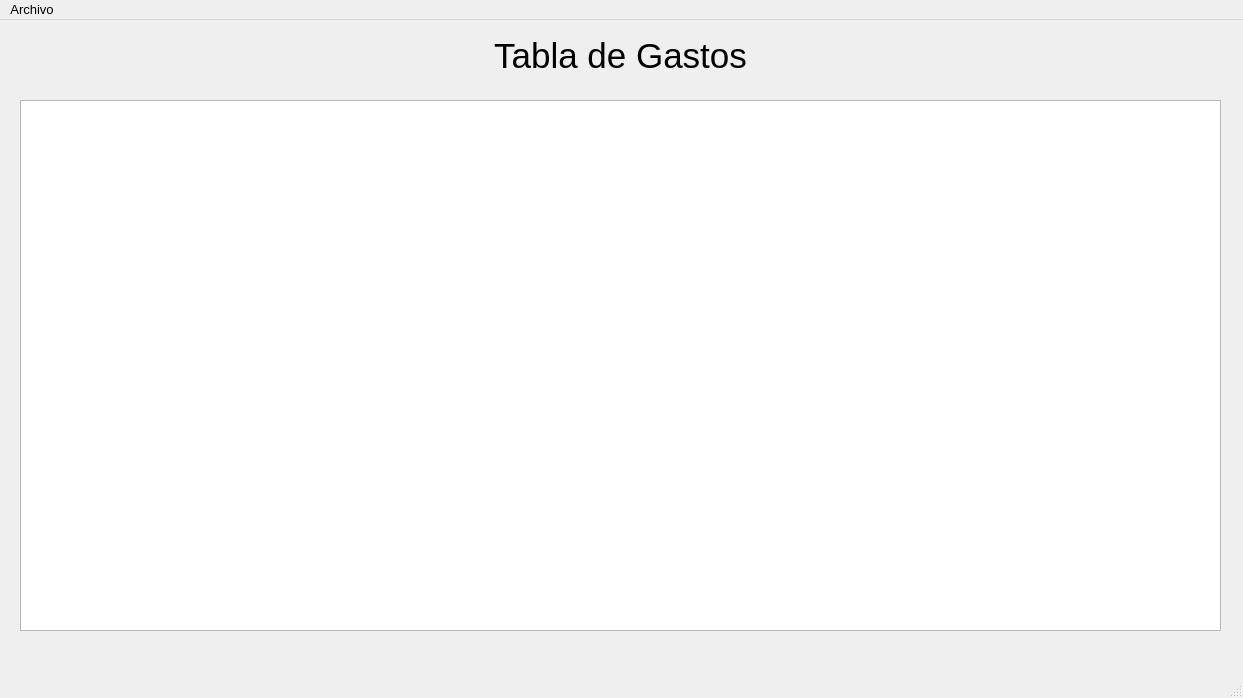
The window that src/gastos/gastos.ui (germanbravolopez/laideal) describes before a commit, drawn with Qt 5.
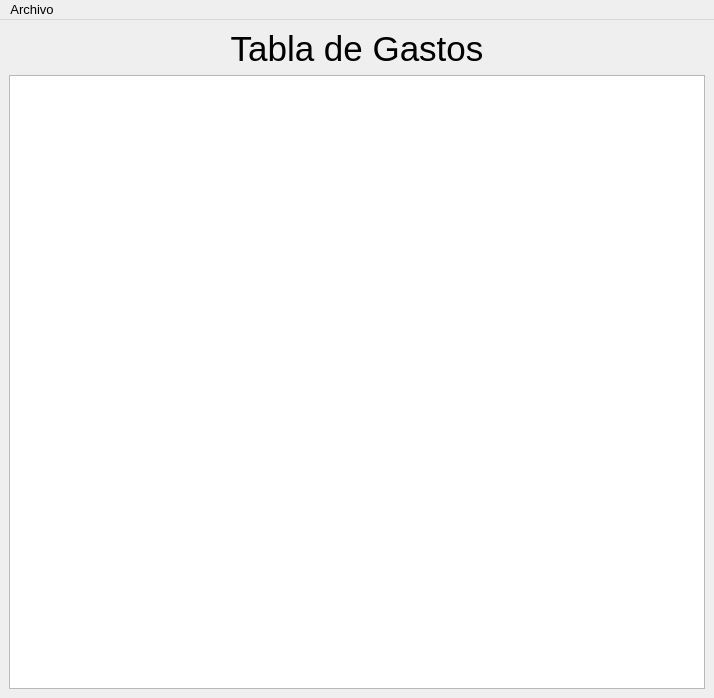
The same window after the commit.

Commit message: set grid layouts and size of windows/widgets

The edit to the form file:
```diff
--- a/src/gastos/gastos.ui
+++ b/src/gastos/gastos.ui
@@ -6,14 +6,14 @@
    <rect>
     <x>0</x>
     <y>0</y>
-    <width>1243</width>
+    <width>714</width>
     <height>698</height>
    </rect>
   </property>
   <property name="minimumSize">
    <size>
-    <width>1243</width>
-    <height>698</height>
+    <width>0</width>
+    <height>0</height>
    </size>
   </property>
   <property name="font">
@@ -25,49 +25,9 @@
    <string>Gastos</string>
   </property>
   <widget class="QWidget" name="centralwidget">
-   <widget class="QTableView" name="table_gastos">
-    <property name="geometry">
-     <rect>
-      <x>20</x>
-      <y>80</y>
-      <width>1201</width>
-      <height>531</height>
-     </rect>
-    </property>
-    <property name="maximumSize">
-     <size>
-      <width>1201</width>
-      <height>531</height>
-     </size>
-    </property>
-    <property name="locale">
-     <locale language="Spanish" country="Spain"/>
-    </property>
-    <property name="sizeAdjustPolicy">
-     <enum>QAbstractScrollArea::AdjustToContents</enum>
-    </property>
-    <property name="alternatingRowColors">
-     <bool>true</bool>
-    </property>
-    <property name="selectionMode">
-     <enum>QAbstractItemView::ContiguousSelection</enum>
-    </property>
-    <property name="sortingEnabled">
-     <bool>true</bool>
-    </property>
-    <attribute name="horizontalHeaderShowSortIndicator" stdset="0">
-     <bool>true</bool>
-    </attribute>
-   </widget>
+   <layout class="QGridLayout" name="gridLayout">
+    <item row="0" column="0">
    <widget class="QLabel" name="lbl_title">
-    <property name="geometry">
-     <rect>
-      <x>10</x>
-      <y>0</y>
-      <width>1221</width>
-      <height>71</height>
-     </rect>
-    </property>
     <property name="font">
      <font>
       <family>Arial</family>
@@ -91,14 +51,50 @@
      <set>Qt::AlignCenter</set>
     </property>
    </widget>
+    </item>
+    <item row="1" column="0">
+     <widget class="QTableView" name="table_gastos">
+      <property name="minimumSize">
+       <size>
+        <width>500</width>
+        <height>300</height>
+       </size>
+      </property>
+      <property name="maximumSize">
+       <size>
+        <width>16777215</width>
+        <height>16777215</height>
+       </size>
+      </property>
+      <property name="locale">
+       <locale language="Spanish" country="Spain"/>
+      </property>
+      <property name="sizeAdjustPolicy">
+       <enum>QAbstractScrollArea::AdjustToContents</enum>
+      </property>
+      <property name="alternatingRowColors">
+       <bool>true</bool>
+      </property>
+      <property name="selectionMode">
+       <enum>QAbstractItemView::ContiguousSelection</enum>
+      </property>
+      <property name="sortingEnabled">
+       <bool>true</bool>
+      </property>
+      <attribute name="horizontalHeaderShowSortIndicator" stdset="0">
+       <bool>true</bool>
+      </attribute>
+     </widget>
+    </item>
+   </layout>
   </widget>
   <widget class="QMenuBar" name="menubar">
    <property name="geometry">
     <rect>
      <x>0</x>
      <y>0</y>
-     <width>1243</width>
-     <height>24</height>
+     <width>714</width>
+     <height>23</height>
     </rect>
    </property>
    <widget class="QMenu" name="menuArchivo">
@@ -109,7 +105,6 @@
    </widget>
    <addaction name="menuArchivo"/>
   </widget>
-  <widget class="QStatusBar" name="statusbar"/>
   <action name="actionActualizar">
    <property name="text">
     <string>Actualizar</string>
```
Lines whose indentation alone changed are shown as unchanged. The commit also changes 9 other files.
